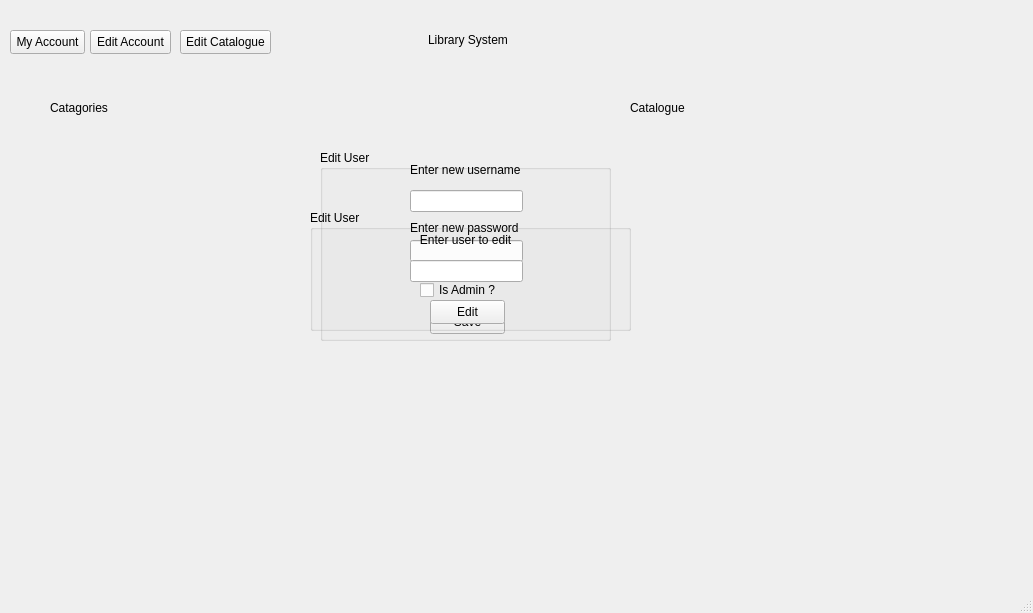
This is LibraryInfoSystem/dashboardwindow.ui in Finnzag/Library-Info-System as Qt 5 draws it before an edit. The edited form follows.
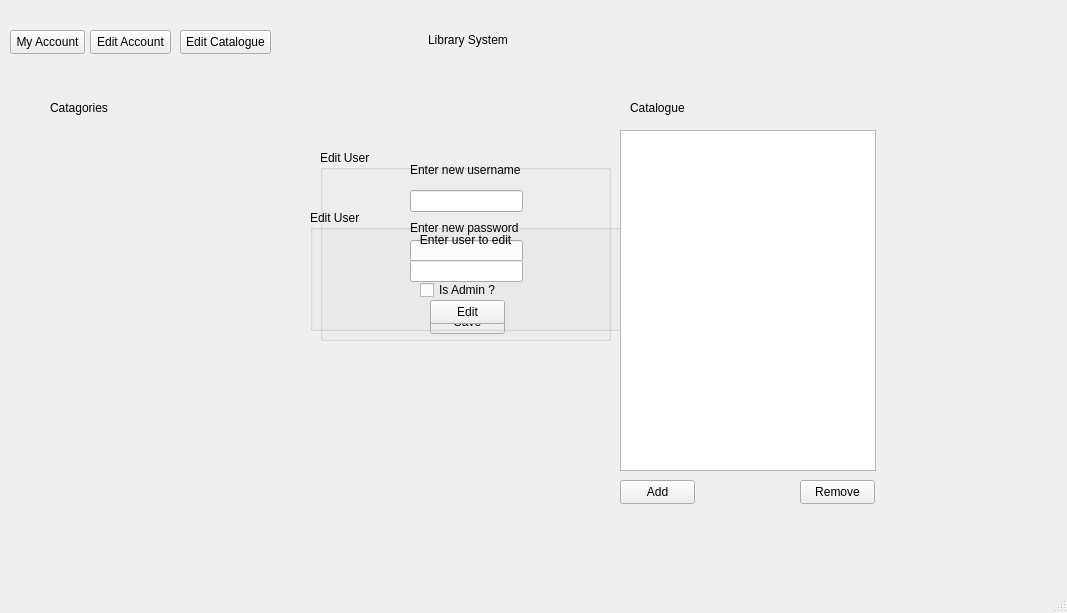
This is the edited form.

Commit message: Fixed catalogue changes that Regan made

What changed in the file:
```diff
--- a/LibraryInfoSystem/dashboardwindow.ui
+++ b/LibraryInfoSystem/dashboardwindow.ui
@@ -6,7 +6,7 @@
    <rect>
     <x>0</x>
     <y>0</y>
-    <width>1033</width>
+    <width>1067</width>
     <height>613</height>
    </rect>
   </property>
@@ -226,6 +226,42 @@
      </property>
     </widget>
    </widget>
+   <widget class="QListWidget" name="listWidget">
+    <property name="geometry">
+     <rect>
+      <x>620</x>
+      <y>130</y>
+      <width>256</width>
+      <height>341</height>
+     </rect>
+    </property>
+   </widget>
+   <widget class="QPushButton" name="AddButton">
+    <property name="geometry">
+     <rect>
+      <x>620</x>
+      <y>480</y>
+      <width>75</width>
+      <height>24</height>
+     </rect>
+    </property>
+    <property name="text">
+     <string>Add</string>
+    </property>
+   </widget>
+   <widget class="QPushButton" name="RemoveButton">
+    <property name="geometry">
+     <rect>
+      <x>800</x>
+      <y>480</y>
+      <width>75</width>
+      <height>24</height>
+     </rect>
+    </property>
+    <property name="text">
+     <string>Remove</string>
+    </property>
+   </widget>
   </widget>
   <widget class="QMenuBar" name="menubar">
    <property name="geometry">
```
Left out of the diff: 2 changed lines with no effect on the pictures. The commit also changes 2 other files.
